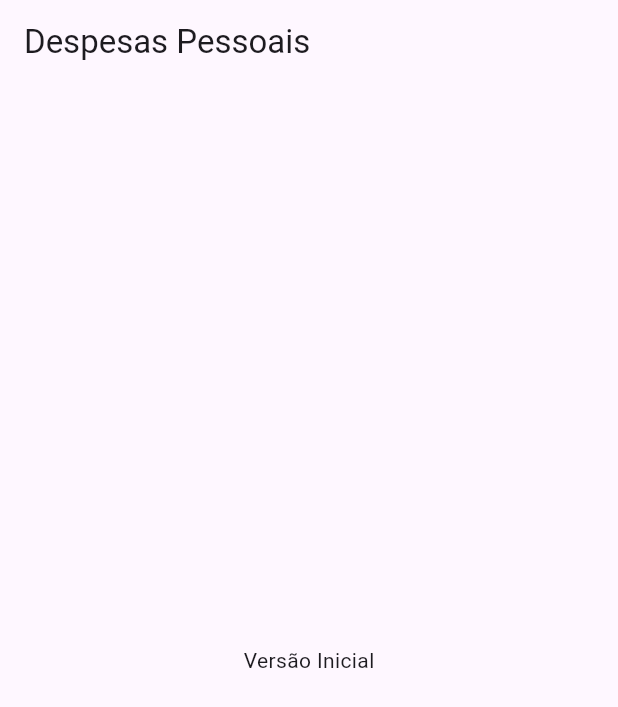
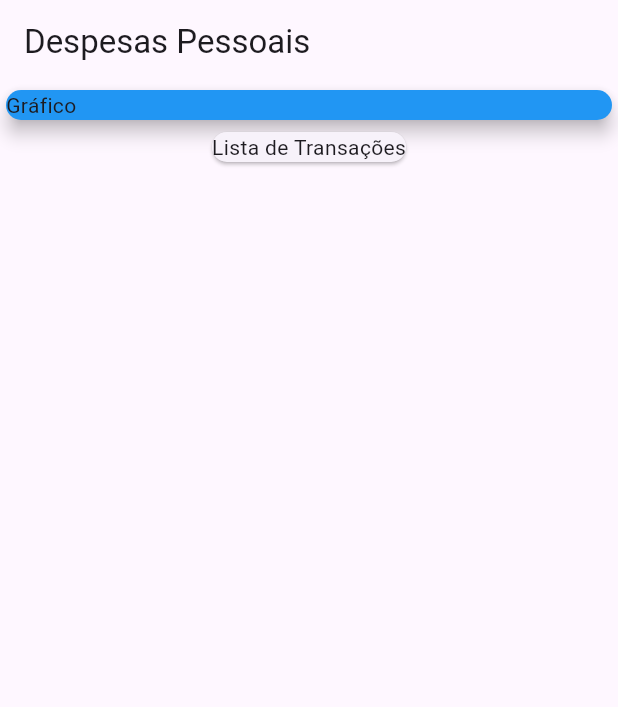
Before and after one commit to alexandreccarmo/despesas_pessoais_flutter, a Flutter app: the screen it shows after launch, on a phone screen of 412 x 824 dp. Shown: the top 707 px of the screen. Run offline on Flutter 3.47's test engine with Material 3 defaults, Android fonts, the light colour scheme and no system bars.

Commit message:
adicionado card para testes visuais

```diff
--- a/expenses_flutter/lib/main.dart
+++ b/expenses_flutter/lib/main.dart
@@ -7,9 +7,7 @@
 
   @override
   Widget build(BuildContext context){
-    return const MaterialApp (
-      home: MyHomePage()
-    );
+    return const MaterialApp(home: MyHomePage());
   }
 }
 
@@ -22,8 +20,20 @@
       appBar: AppBar(
         title: const Text('Despesas Pessoais'),
       ),
-      body: const Center(
-        child: Text('Versão Inicial'),
+      body: Column(
+        children: <Widget>[
+          Container(
+            width: double.infinity,
+            child: const Card(
+              color: Colors.blue,
+              child: Text('Gráfico'),
+              elevation: 5,
+            ),
+          ),
+          const Card(
+            child: Text('Lista de Transações'),
+          ),
+        ],
       ),
     );
   }
```
